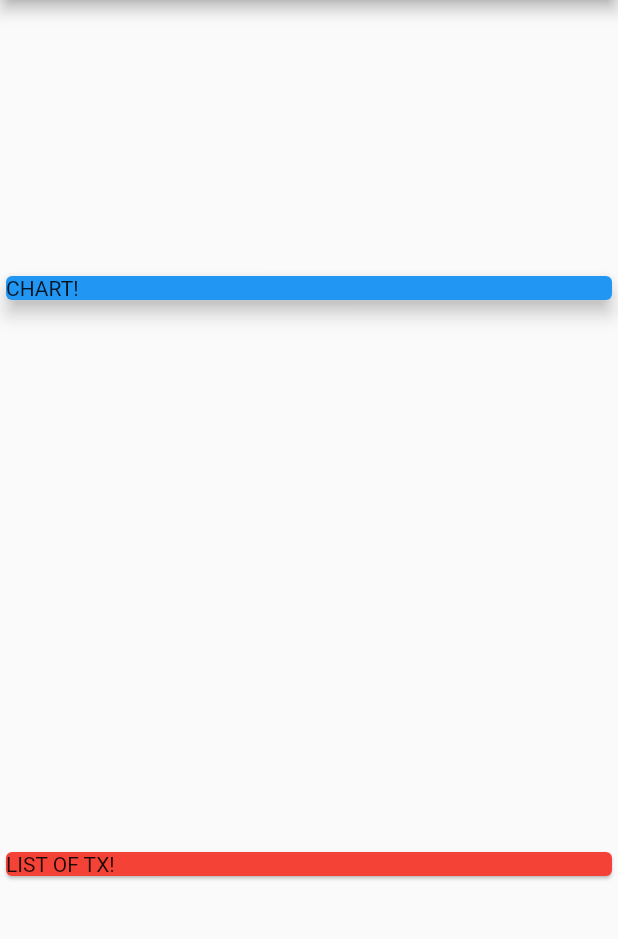
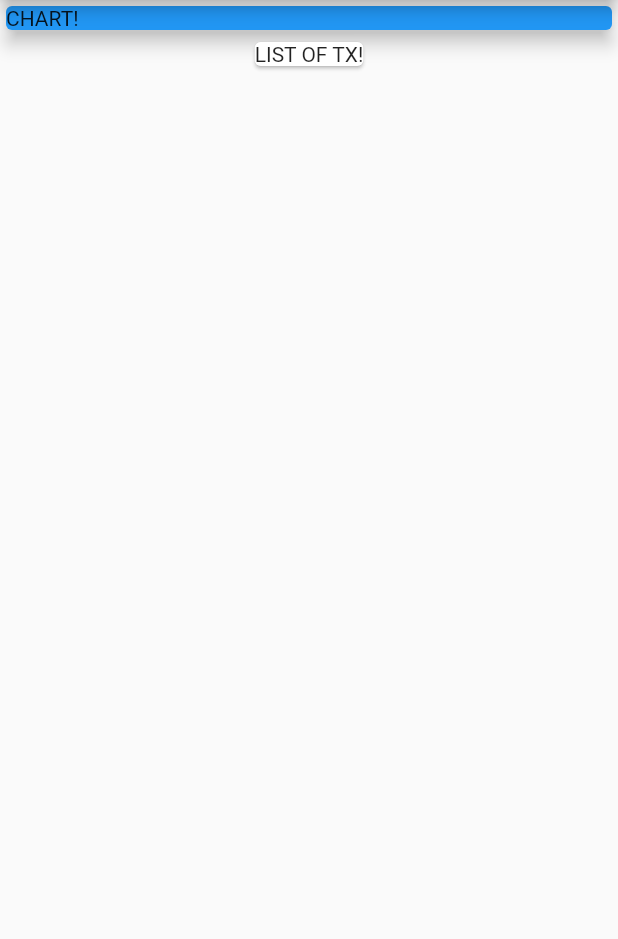
Before and after one commit to alfiyanm/expenses_app, a Flutter app: the screen it shows after launch, on a phone screen of 412 x 824 dp, the part 84-1023 px from its top. Run offline on Flutter 3.47's test engine with Material 2 defaults, Android fonts, the phone set to English and light mode, and no system bars.

Commit message:
first commit

```diff
--- a/lib/main.dart
+++ b/lib/main.dart
@@ -21,8 +21,6 @@ class MyHomePage extends StatelessWidget {
         title: Text('Expenses App'),
       ),
       body: Column(
-        mainAxisAlignment: MainAxisAlignment.spaceAround,
-        crossAxisAlignment: CrossAxisAlignment.stretch,
         children: [
           Container(
             width: double.infinity,
@@ -33,7 +31,6 @@ class MyHomePage extends StatelessWidget {
             ),
           ),
           Card(
-            color: Colors.red,
             child: Text('LIST OF TX!'),
           )
         ],
```
